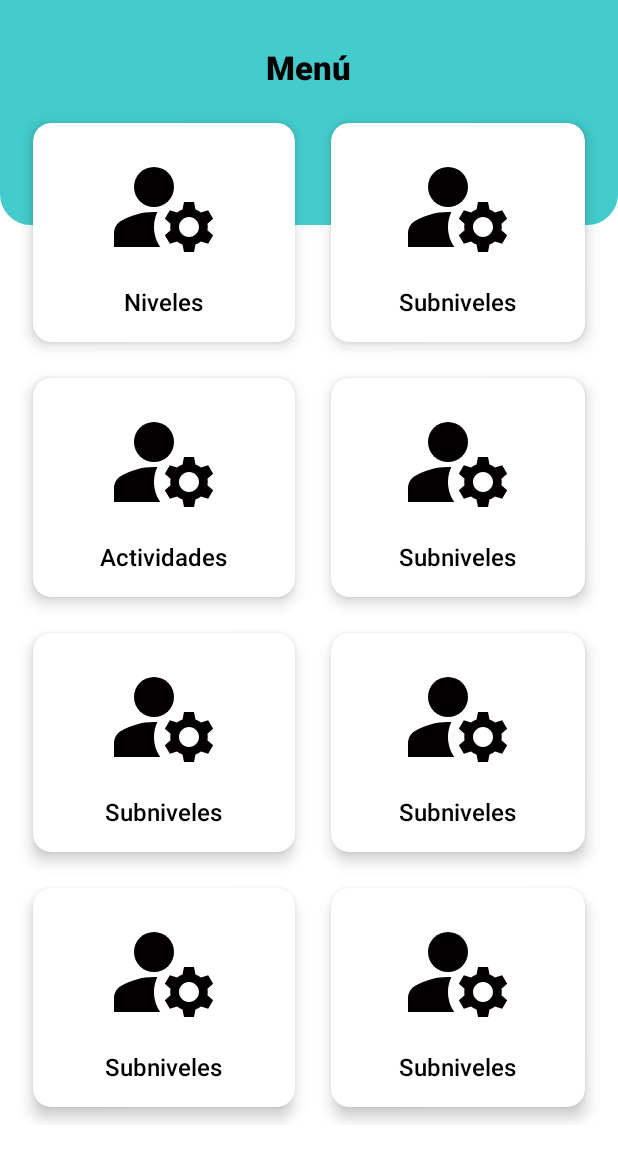
After one commit to DanielaMoreiraTorres/ToLan, an Android app: the MenuAdmin screen opened directly, with no data from a screen before it, on a phone screen of 412 x 824 dp. The commit adds this screen. Shown: the top 1161 px of the screen. Run offline under Robolectric (Android 15) with nearby library versions, the phone set to English and light mode, and no system bars; Roboto replaces fonts that are not available here.

Commit message:
ACTIVITY MENU ADMIN

```diff
--- a/app/build.gradle
+++ b/app/build.gradle
@@ -4,6 +4,7 @@ plugins {
 
 android {
     compileSdk 30
+    buildToolsVersion "30.0.2"
 
     defaultConfig {
         applicationId "com.example.tolan"
@@ -34,6 +35,8 @@ dependencies {
     implementation 'androidx.constraintlayout:constraintlayout:2.0.4'
     implementation 'me.relex:circleindicator:2.1.6'
     implementation 'org.imaginativeworld.whynotimagecarousel:whynotimagecarousel:1.2.1'
+    implementation 'androidx.cardview:cardview:1.0.0'
+
     testImplementation 'junit:junit:4.+'
     androidTestImplementation 'androidx.test.ext:junit:1.1.3'
     androidTestImplementation 'androidx.test.espresso:espresso-core:3.4.0'
--- /dev/null
+++ b/app/src/main/java/com/example/tolan/MenuAdmin.java
@@ -0,0 +1,15 @@
+package com.example.tolan;
+
+import androidx.appcompat.app.AppCompatActivity;
+
+import android.os.Bundle;
+
+public class MenuAdmin extends AppCompatActivity {
+
+    @Override
+    protected void onCreate(Bundle savedInstanceState) {
+        super.onCreate(savedInstanceState);
+        setContentView(R.layout.activity_menu_admin);
+        getSupportActionBar().hide();
+    }
+}
--- a/app/src/main/java/com/example/tolan/Welcome.java
+++ b/app/src/main/java/com/example/tolan/Welcome.java
@@ -2,6 +2,7 @@ package com.example.tolan;
 
 import androidx.appcompat.app.AppCompatActivity;
 
+import android.content.Intent;
 import android.os.Bundle;
 import android.speech.tts.TextToSpeech;
 import android.view.View;
@@ -45,4 +46,9 @@ public class Welcome extends AppCompatActivity {
         list.add(new CarouselItem(R.drawable.ninos,getString(R.string.mensaje_bienvenida_3)));
         carousel.addData(list);
     }
+
+    public void LoginClick(View v) {
+        Intent intent = new Intent(this, Login.class);
+        startActivity(intent);
+    }
 }
--- /dev/null
+++ b/app/src/main/res/drawable-anydpi/admin.xml
@@ -0,0 +1,16 @@
+<vector xmlns:android="http://schemas.android.com/apk/res/android"
+    android:width="24dp"
+    android:height="24dp"
+    android:viewportWidth="24"
+    android:viewportHeight="24"
+    android:tint="@color/secundario" >
+  <path
+      android:fillColor="@android:color/white"
+      android:pathData="M10,8m-4,0a4,4 0,1 1,8 0a4,4 0,1 1,-8 0"/>
+  <path
+      android:fillColor="@android:color/white"
+      android:pathData="M10.67,13.02C10.45,13.01 10.23,13 10,13c-2.42,0 -4.68,0.67 -6.61,1.82C2.51,15.34 2,16.32 2,17.35V20h9.26C10.47,18.87 10,17.49 10,16C10,14.93 10.25,13.93 10.67,13.02z"/>
+  <path
+      android:fillColor="@android:color/white"
+      android:pathData="M20.75,16c0,-0.22 -0.03,-0.42 -0.06,-0.63l1.14,-1.01l-1,-1.73l-1.45,0.49c-0.32,-0.27 -0.68,-0.48 -1.08,-0.63L18,11h-2l-0.3,1.49c-0.4,0.15 -0.76,0.36 -1.08,0.63l-1.45,-0.49l-1,1.73l1.14,1.01c-0.03,0.21 -0.06,0.41 -0.06,0.63s0.03,0.42 0.06,0.63l-1.14,1.01l1,1.73l1.45,-0.49c0.32,0.27 0.68,0.48 1.08,0.63L16,21h2l0.3,-1.49c0.4,-0.15 0.76,-0.36 1.08,-0.63l1.45,0.49l1,-1.73l-1.14,-1.01C20.72,16.42 20.75,16.22 20.75,16zM17,18c-1.1,0 -2,-0.9 -2,-2s0.9,-2 2,-2s2,0.9 2,2S18.1,18 17,18z"/>
+</vector>
--- /dev/null
+++ b/app/src/main/res/layout/activity_menu_admin.xml
@@ -0,0 +1,344 @@
+<?xml version="1.0" encoding="utf-8"?>
+<RelativeLayout
+    xmlns:android="http://schemas.android.com/apk/res/android"
+    xmlns:app="http://schemas.android.com/apk/res-auto"
+    xmlns:tools="http://schemas.android.com/tools"
+    android:layout_width="match_parent"
+    android:layout_height="match_parent"
+    android:background="@color/white"
+    tools:context=".MenuAdmin">
+
+    <ScrollView
+        android:layout_width="match_parent"
+        android:layout_height="match_parent"
+        android:fillViewport="true"
+        android:scrollbars="vertical"
+        tools:ignore="UselessParent">
+
+        <LinearLayout
+            android:layout_width="match_parent"
+            android:layout_height="wrap_content"
+            android:orientation="vertical">
+
+            <RelativeLayout
+                android:layout_width="match_parent"
+                android:layout_height="150dp"
+                android:background="@drawable/fondo">
+
+                <TextView
+                    android:id="@+id/txtMenu"
+                    android:layout_width="wrap_content"
+                    android:layout_height="wrap_content"
+                    android:layout_centerHorizontal="true"
+                    android:layout_marginLeft="20dp"
+                    android:layout_marginTop="30dp"
+                    android:layout_marginRight="20dp"
+                    android:fontFamily="sans-serif-black"
+                    android:text="@string/menu"
+                    android:textColor="@color/secundario"
+                    android:textSize="22sp" />
+
+            </RelativeLayout>
+
+            <RelativeLayout
+                android:layout_width="match_parent"
+                android:layout_height="wrap_content"
+                android:layout_marginTop="-80dp"
+                android:layout_marginStart="10dp"
+                android:layout_marginEnd="10dp">
+
+                <GridLayout
+                    android:layout_width="match_parent"
+                    android:layout_height="wrap_content"
+                    android:alignmentMode="alignMargins"
+                    android:columnCount="2"
+                    android:columnOrderPreserved="false"
+                    android:rowCount="3">
+
+                    <androidx.cardview.widget.CardView
+                        android:layout_width="wrap_content"
+                        android:layout_height="wrap_content"
+                        android:layout_rowWeight="1"
+                        android:layout_columnWeight="1"
+                        android:layout_margin="12dp"
+                        app:cardCornerRadius="12dp"
+                        app:cardElevation="6dp">
+
+                        <LinearLayout
+                            android:layout_width="match_parent"
+                            android:layout_height="match_parent"
+                            android:gravity="center"
+                            android:orientation="vertical"
+                            android:padding="16dp">
+
+                            <ImageView
+                                android:id="@+id/iconNiveles"
+                                android:layout_width="80dp"
+                                android:layout_height="80dp"
+                                app:srcCompat="@drawable/admin" />
+
+                            <TextView
+                                android:id="@+id/textNiveles"
+                                android:layout_width="wrap_content"
+                                android:layout_height="wrap_content"
+                                android:layout_marginTop="12dp"
+                                android:fontFamily="sans-serif-medium"
+                                android:text="@string/niveles"
+                                android:textColor="@color/secundario"
+                                android:textSize="16sp" />
+
+                        </LinearLayout>
+
+                    </androidx.cardview.widget.CardView>
+
+                    <androidx.cardview.widget.CardView
+                        android:layout_width="wrap_content"
+                        android:layout_height="wrap_content"
+                        android:layout_rowWeight="1"
+                        android:layout_columnWeight="1"
+                        android:layout_margin="12dp"
+                        app:cardCornerRadius="12dp"
+                        app:cardElevation="6dp">
+
+                        <LinearLayout
+                            android:layout_width="match_parent"
+                            android:layout_height="match_parent"
+                            android:gravity="center"
+                            android:orientation="vertical"
+                            android:padding="16dp">
+
+                            <ImageView
+                                android:id="@+id/iconSubNiveles"
+                                android:layout_width="80dp"
+                                android:layout_height="80dp"
+                                app:srcCompat="@drawable/admin" />
+
+                            <TextView
+                                android:id="@+id/textSubNiveles"
+                                android:layout_width="wrap_content"
+                                android:layout_height="wrap_content"
+                                android:layout_marginTop="12dp"
+                                android:fontFamily="sans-serif-medium"
+                                android:text="@string/subniveles"
+                                android:textColor="@color/secundario"
+                                android:textSize="16sp" />
+
+                        </LinearLayout>
+
+                    </androidx.cardview.widget.CardView>
+
+                    <androidx.cardview.widget.CardView
+                        android:layout_width="wrap_content"
+                        android:layout_height="wrap_content"
+                        android:layout_rowWeight="1"
+                        android:layout_columnWeight="1"
+                        android:layout_margin="12dp"
+                        app:cardCornerRadius="12dp"
+                        app:cardElevation="6dp">
+
+                        <LinearLayout
+                            android:layout_width="match_parent"
+                            android:layout_height="match_parent"
+                            android:gravity="center"
+                            android:orientation="vertical"
+                            android:padding="16dp">
+
+                            <ImageView
+                                android:id="@+id/iconActividades"
+                                android:layout_width="80dp"
+                                android:layout_height="80dp"
+                                app:srcCompat="@drawable/admin" />
+
+                            <TextView
+                                android:id="@+id/textActividades"
+                                android:layout_width="wrap_content"
+                                android:layout_height="wrap_content"
+                                android:layout_marginTop="12dp"
+                                android:fontFamily="sans-serif-medium"
+                                android:text="@string/actividades"
+                                android:textColor="@color/secundario"
+                                android:textSize="16sp" />
+
+                        </LinearLayout>
+
+                    </androidx.cardview.widget.CardView>
+
+                    <androidx.cardview.widget.CardView
+                        android:layout_width="wrap_content"
+                        android:layout_height="wrap_content"
+                        android:layout_rowWeight="1"
+                        android:layout_columnWeight="1"
+                        android:layout_margin="12dp"
+                        app:cardCornerRadius="12dp"
+                        app:cardElevation="6dp">
+
+                        <LinearLayout
+                            android:layout_width="match_parent"
+                            android:layout_height="match_parent"
+                            android:gravity="center"
+                            android:orientation="vertical"
+                            android:padding="16dp">
+
+                            <ImageView
+                                android:layout_width="80dp"
+                                android:layout_height="80dp"
+                                app:srcCompat="@drawable/admin" />
+
+                            <TextView
+                                android:layout_width="wrap_content"
+                                android:layout_height="wrap_content"
+                                android:layout_marginTop="12dp"
+                                android:fontFamily="sans-serif-medium"
+                                android:text="@string/subniveles"
+                                android:textColor="@color/secundario"
+                                android:textSize="16sp" />
+
+                        </LinearLayout>
+
+                    </androidx.cardview.widget.CardView>
+
+                    <androidx.cardview.widget.CardView
+                        android:layout_width="wrap_content"
+                        android:layout_height="wrap_content"
+                        android:layout_rowWeight="1"
+                        android:layout_columnWeight="1"
+                        android:layout_margin="12dp"
+                        app:cardCornerRadius="12dp"
+                        app:cardElevation="6dp">
+
+                        <LinearLayout
+                            android:layout_width="match_parent"
+                            android:layout_height="match_parent"
+                            android:gravity="center"
+                            android:orientation="vertical"
+                            android:padding="16dp">
+
+                            <ImageView
+                                android:layout_width="80dp"
+                                android:layout_height="80dp"
+                                app:srcCompat="@drawable/admin" />
+
+                            <TextView
+                                android:layout_width="wrap_content"
+                                android:layout_height="wrap_content"
+                                android:layout_marginTop="12dp"
+                                android:fontFamily="sans-serif-medium"
+                                android:text="@string/subniveles"
+                                android:textColor="@color/secundario"
+                                android:textSize="16sp" />
+
+                        </LinearLayout>
+
+                    </androidx.cardview.widget.CardView>
+
+                    <androidx.cardview.widget.CardView
+                        android:layout_width="wrap_content"
+                        android:layout_height="wrap_content"
+                        android:layout_rowWeight="1"
+                        android:layout_columnWeight="1"
+                        android:layout_margin="12dp"
+                        app:cardCornerRadius="12dp"
+                        app:cardElevation="6dp">
+
+                        <LinearLayout
+                            android:layout_width="match_parent"
+                            android:layout_height="match_parent"
+                            android:gravity="center"
+                            android:orientation="vertical"
+                            android:padding="16dp">
+
+                            <ImageView
+                                android:layout_width="80dp"
+                                android:layout_height="80dp"
+                                app:srcCompat="@drawable/admin" />
+
+                            <TextView
+                                android:layout_width="wrap_content"
+                                android:layout_height="wrap_content"
+                                android:layout_marginTop="12dp"
+                                android:fontFamily="sans-serif-medium"
+                                android:text="@string/subniveles"
+                                android:textColor="@color/secundario"
+                                android:textSize="16sp" />
+
+                        </LinearLayout>
+
+                    </androidx.cardview.widget.CardView>
+
+                    <androidx.cardview.widget.CardView
+                        android:layout_width="wrap_content"
+                        android:layout_height="wrap_content"
+                        android:layout_rowWeight="1"
+                        android:layout_columnWeight="1"
+                        android:layout_margin="12dp"
+                        app:cardCornerRadius="12dp"
+                        app:cardElevation="6dp">
+
+                        <LinearLayout
+                            android:layout_width="match_parent"
+                            android:layout_height="match_parent"
+                            android:gravity="center"
+                            android:orientation="vertical"
+                            android:padding="16dp">
+
+                            <ImageView
+                                android:layout_width="80dp"
+                                android:layout_height="80dp"
+                                app:srcCompat="@drawable/admin" />
+
+                            <TextView
+                                android:layout_width="wrap_content"
+                                android:layout_height="wrap_content"
+                                android:layout_marginTop="12dp"
+                                android:fontFamily="sans-serif-medium"
+                                android:text="@string/subniveles"
+                                android:textColor="@color/secundario"
+                                android:textSize="16sp" />
+
+                        </LinearLayout>
+
+                    </androidx.cardview.widget.CardView>
+
+                    <androidx.cardview.widget.CardView
+                        android:layout_width="wrap_content"
+                        android:layout_height="wrap_content"
+                        android:layout_rowWeight="1"
+                        android:layout_columnWeight="1"
+                        android:layout_margin="12dp"
+                        app:cardCornerRadius="12dp"
+                        app:cardElevation="6dp">
+
+                        <LinearLayout
+                            android:layout_width="match_parent"
+                            android:layout_height="match_parent"
+                            android:gravity="center"
+                            android:orientation="vertical"
+                            android:padding="16dp">
+
+                            <ImageView
+                                android:layout_width="80dp"
+                                android:layout_height="80dp"
+                                app:srcCompat="@drawable/admin" />
+
+                            <TextView
+                                android:layout_width="wrap_content"
+                                android:layout_height="wrap_content"
+                                android:layout_marginTop="12dp"
+                                android:fontFamily="sans-serif-medium"
+                                android:text="@string/subniveles"
+                                android:textColor="@color/secundario"
+                                android:textSize="16sp" />
+
+                        </LinearLayout>
+
+                    </androidx.cardview.widget.CardView>
+
+                </GridLayout>
+
+            </RelativeLayout>
+
+        </LinearLayout>
+
+    </ScrollView>
+
+</RelativeLayout>
--- a/app/src/main/res/layout/activity_welcome.xml
+++ b/app/src/main/res/layout/activity_welcome.xml
@@ -17,11 +17,11 @@
     <LinearLayout
         android:layout_width="match_parent"
         android:layout_height="match_parent"
-        android:orientation="vertical" >
+        android:orientation="vertical">
 
         <RelativeLayout
             android:layout_width="match_parent"
-            android:layout_height="250dp"
+            android:layout_height="210dp"
             android:background="@drawable/fondo"
             android:paddingBottom="60dp">
 
@@ -39,11 +39,11 @@
         <RelativeLayout
             android:layout_width="match_parent"
             android:layout_height="wrap_content"
-            android:layout_marginStart="20dp"
             android:layout_marginTop="-50dp"
-            android:layout_marginEnd="20dp"
+            android:layout_marginStart="10dp"
+            android:layout_marginEnd="10dp"
             android:layout_marginBottom="10dp"
-            android:background="@drawable/fondo2" >
+            android:background="@drawable/fondo2">
 
             <TextView
                 android:id="@+id/title"
@@ -55,7 +55,7 @@
                 android:fontFamily="sans-serif-black"
                 android:text="@string/bienvenido"
                 android:textColor="@color/white"
-                android:textSize="20sp"
+                android:textSize="22sp"
                 tools:ignore="MissingConstraints" />
 
                 <org.imaginativeworld.whynotimagecarousel.ImageCarousel
@@ -79,7 +79,7 @@
                     android:layout_marginTop="10dp"
                     android:layout_marginBottom="10dp"
                     android:layout_below="@+id/carousel"
-                    android:weightSum="2" >
+                    android:weightSum="2">
 
                     <Button
                         android:id="@+id/register"
@@ -104,6 +104,7 @@
                         android:text="@string/iniciar_sesion"
                         android:textColor="@color/secundario"
                         android:textSize="12sp"
+                        android:onClick="LoginClick"
                         tools:ignore="ButtonStyle" />
 
                 </LinearLayout>
--- a/app/src/main/res/values/strings.xml
+++ b/app/src/main/res/values/strings.xml
@@ -1,5 +1,6 @@
 <resources>
     <string name="app_name">ToLan</string>
+    <!-- Activity Welcome -->
     <string name="bienvenida">Bienvenido a ToLan</string>
     <string name="bienvenido">Bienvenido</string>
     <string name="mensaje_bienvenida_1">Cuando se abre la puerta de la comunicación todo es posible</string>
@@ -7,5 +8,10 @@
     <string name="mensaje_bienvenida_3">Poner mensaje</string>
     <string name="registrarse">Sing up</string>
     <string name="iniciar_sesion">Login</string>
+    <!-- Activity MenuAdmin -->
+    <string name="menu">Menú</string>
+    <string name="niveles">Niveles</string>
+    <string name="subniveles">Subniveles</string>
+    <string name="actividades">Actividades</string>
 
 </resources>
```
Also changed, not shown: app/src/main/AndroidManifest.xml (+8 -2 lines), app/src/main/res/drawable-hdpi/admin.png (added), app/src/main/res/drawable-mdpi/admin.png (added), app/src/main/res/drawable-xhdpi/admin.png (added), app/src/main/res/drawable-xxhdpi/admin.png (added), app/src/main/res/drawable/logo.png.
